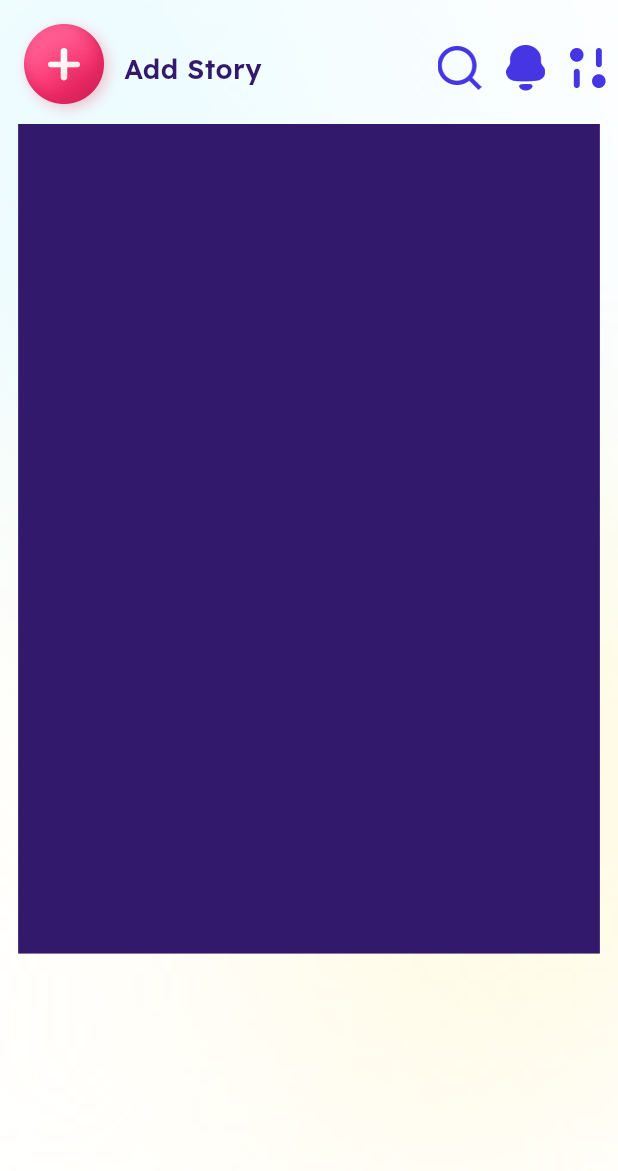
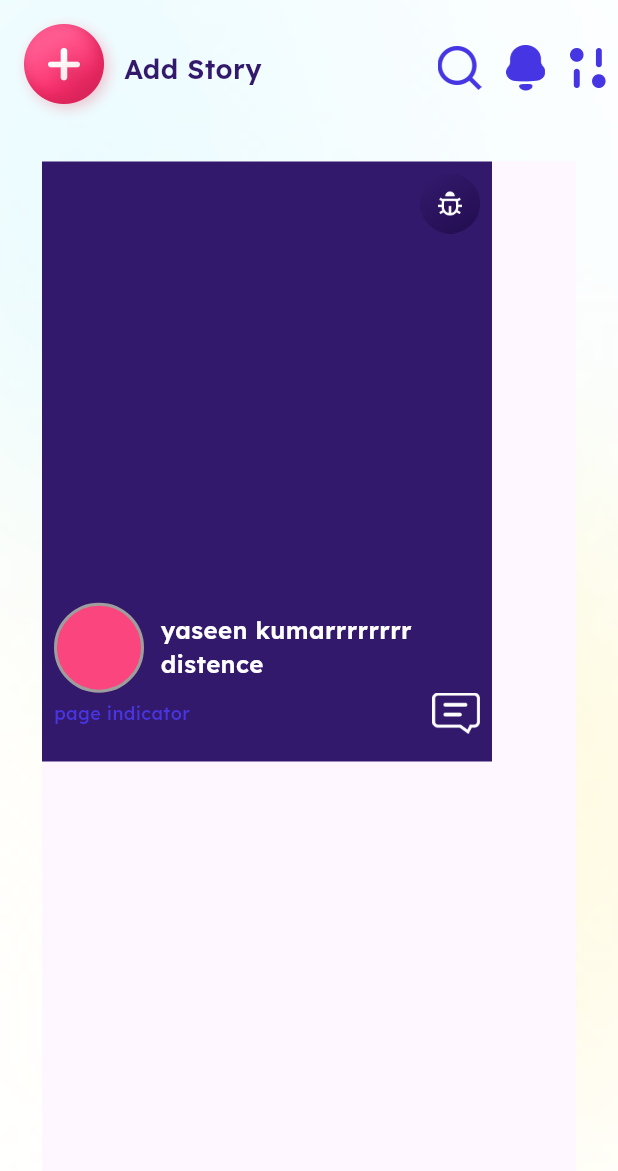
Before and after one commit to Faisal-957/datingapp, a Flutter app: the HomeSwip screen opened directly, on a phone screen of 412 x 824 dp. Shown: the top 1171 px of the screen. Run offline on Flutter 3.47's test engine with Material 3 defaults, Android fonts, the phone set to English and light mode, and no system bars; drawn by our look-alikes of flutter_card_swiper; our stand-ins replace flutter_screenutil, get, google_fonts, google_maps_flutter, intl_phone_field, location and 2 more.

Commit message:
screen update

```diff
--- a/lib/core/custom_widget/custom_continer.dart
+++ b/lib/core/custom_widget/custom_continer.dart
@@ -1,22 +1,13 @@
-import 'dart:math';
-
 import 'package:datingapp/core/constants/colors.dart';
+import 'package:datingapp/core/constants/string.dart';
+import 'package:datingapp/core/constants/text_style.dart';
 import 'package:flutter/material.dart';
 import 'package:flutter_screenutil/flutter_screenutil.dart';
 
-class Homecontiner extends StatelessWidget {
-  // final String title;
-  // final String subtitle;
-  // final Color color;
-  // final IconData icon;
+class CustomHomeCard extends StatelessWidget {
+  final String title;
 
-  const Homecontiner({
-    super.key,
-    // required this.title,
-    // required this.subtitle,
-    // required this.color,
-    // required this.icon,
-  });
+  const CustomHomeCard({super.key, required this.title});
 
   @override
   Widget build(BuildContext context) {
@@ -24,25 +15,57 @@ class Homecontiner extends StatelessWidget {
       body: Container(
         height: 400,
         width: 300,
-        decoration: BoxDecoration(color: darkblueColor),
+        color: darkblueColor,
+        child: Padding(
+          padding: const EdgeInsets.all(8.0),
           child: Column(
             crossAxisAlignment: CrossAxisAlignment.end,
+            mainAxisAlignment: MainAxisAlignment.spaceBetween,
             children: [
-            Stack(
+              Image.asset("$iconsAssets/reprt.png", scale: 4),
+              Spacer(),
+              Row(
                 children: [
                   Container(
-                  height: 85,
-                  width: 85,
+                    height: 60,
+                    width: 60,
                     decoration: BoxDecoration(
                       color: primaryColor,
-                    borderRadius: BorderRadius.circular(60),
-                    border: Border.all(color: whiteColor, width: 2),
+                      borderRadius: BorderRadius.circular(50),
+                      border: Border.all(color: Colors.grey, width: 2),
                     ),
+                  ),
+                  10.horizontalSpace,
+                  Column(
+                    crossAxisAlignment: CrossAxisAlignment.start,
+                    children: [
+                      Text(
+                        overflow: TextOverflow.ellipsis,
+                        maxLines: 2,
+                        title,
+                        style: style16.copyWith(color: whiteColor),
+                      ),
+
+                      Text(
+                        'distence',
+                        style: style16.copyWith(color: whiteColor),
                       ),
                     ],
                   ),
                 ],
               ),
+              Row(
+                mainAxisAlignment: MainAxisAlignment.end,
+                children: [
+                  Text('page indicator', style: style12),
+                  Spacer(),
+                  Image.asset("$iconsAssets/chaticon.png", scale: 4),
+                ],
+              ),
+              10.verticalSpace,
+            ],
+          ),
+        ),
       ),
     );
   }
--- a/lib/main.dart
+++ b/lib/main.dart
@@ -1,9 +1,6 @@
 import 'package:datingapp/core/custom_widget/custom_continer.dart';
-import 'package:datingapp/ui/screens/bottombar_screen/bottombar.dart';
 import 'package:datingapp/ui/screens/home_Swip/home.dart';
 import 'package:datingapp/ui/screens/home_Swip/home_swip.dart';
-import 'package:datingapp/ui/screens/location_screen/location.dart';
-import 'package:datingapp/ui/screens/location_screen/location1.dart';
 import 'package:datingapp/ui/screens/user_screen/user_screen.dart';
 import 'package:flutter/material.dart';
 import 'package:flutter_screenutil/flutter_screenutil.dart';
@@ -25,7 +22,7 @@ class MyApp extends StatelessWidget {
       builder: (context, child) {
         return GetMaterialApp(
           debugShowCheckedModeBanner: false,
-          home: Homecontiner(),
+          home: UserScreen(),
         );
       },
     );
--- a/lib/ui/screens/home_Swip/home_swip.dart
+++ b/lib/ui/screens/home_Swip/home_swip.dart
@@ -1,21 +1,22 @@
-import 'package:card_stack_swiper/card_stack_swiper.dart';
 import 'package:datingapp/core/constants/colors.dart';
 import 'package:datingapp/core/constants/string.dart';
 import 'package:datingapp/core/constants/text_style.dart';
+import 'package:datingapp/core/custom_widget/custom_continer.dart';
+import 'package:datingapp/ui/screens/home_Swip/home_view_model.dart';
 import 'package:flutter/material.dart';
+import 'package:flutter_card_swiper/flutter_card_swiper.dart';
 import 'package:flutter_screenutil/flutter_screenutil.dart';
+import 'package:provider/provider.dart';
 
-class HomeSwip extends StatefulWidget {
-  const HomeSwip({super.key});
+class HomeSwip extends StatelessWidget {
+  HomeSwip({super.key});
 
   @override
-  State<HomeSwip> createState() => _HomeSwipState();
-}
-
-class _HomeSwipState extends State<HomeSwip> {
-  @override
   Widget build(BuildContext context) {
-    return Scaffold(
+    return ChangeNotifierProvider(
+      create: (context) => HomeViewModel(),
+      child: Consumer<HomeViewModel>(
+        builder: (context, model, child) => Scaffold(
           body: Container(
             width: double.infinity,
             height: double.infinity,
@@ -47,12 +48,21 @@ class _HomeSwipState extends State<HomeSwip> {
                       Image.asset("$iconsAssets/Filter.png", scale: 3),
                     ],
                   ),
-              Container(
-                height: 545.h,
-                width: 353.w,
-                decoration: BoxDecoration(color: darkblueColor),
+                  Flexible(
+                    child: CardSwiper(
+                      cardsCount: model.cards.length,
+                      cardBuilder:
+                          (
+                            context,
+                            index,
+                            percentThresholdX,
+                            percentThresholdY,
+                          ) => model.cards[index],
+                    ),
                   ),
                 ],
+              ),
+            ),
           ),
         ),
       ),
--- /dev/null
+++ b/lib/ui/screens/home_Swip/home_view_model.dart
@@ -0,0 +1,13 @@
+import 'package:datingapp/core/custom_widget/custom_continer.dart';
+import 'package:flutter/material.dart';
+import 'package:provider/provider.dart';
+
+class HomeViewModel extends ChangeNotifier {
+  List<CustomHomeCard> cards = [
+    CustomHomeCard(title: "yaseen kumarrrrrrrr"),
+    CustomHomeCard(title: " faisal khan akundi"),
+    CustomHomeCard(title: "sanan"),
+  ];
+
+  void colorChange() {}
+}
```
Also changed, not shown: lib/ui/screens/home_Swip/home.dart (deleted, +0 -35 lines), assets/icons_assets/chaticon.png (added), assets/icons_assets/image (4).png (added), assets/icons_assets/reprt.png (added). Lines whose indentation alone changed are shown as unchanged.
